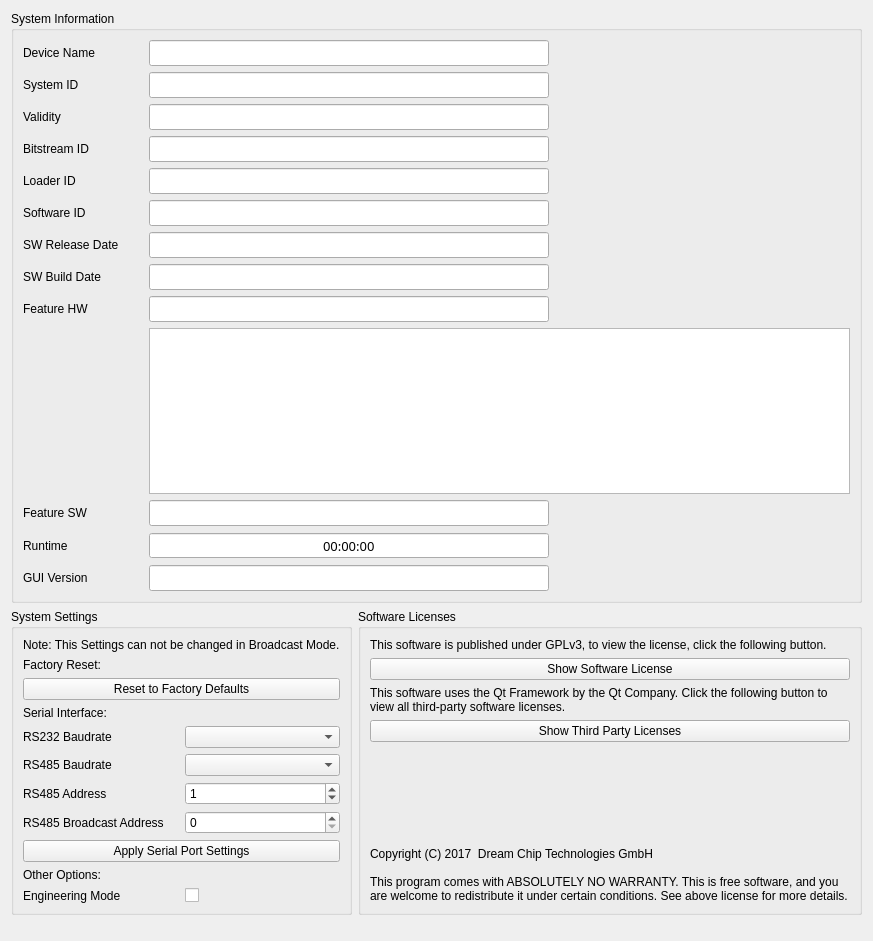
First picture: the form in dct_widgets/infobox/infobox.ui, repository KAYA-Instruments/SDI-Control-Point, before the edit.
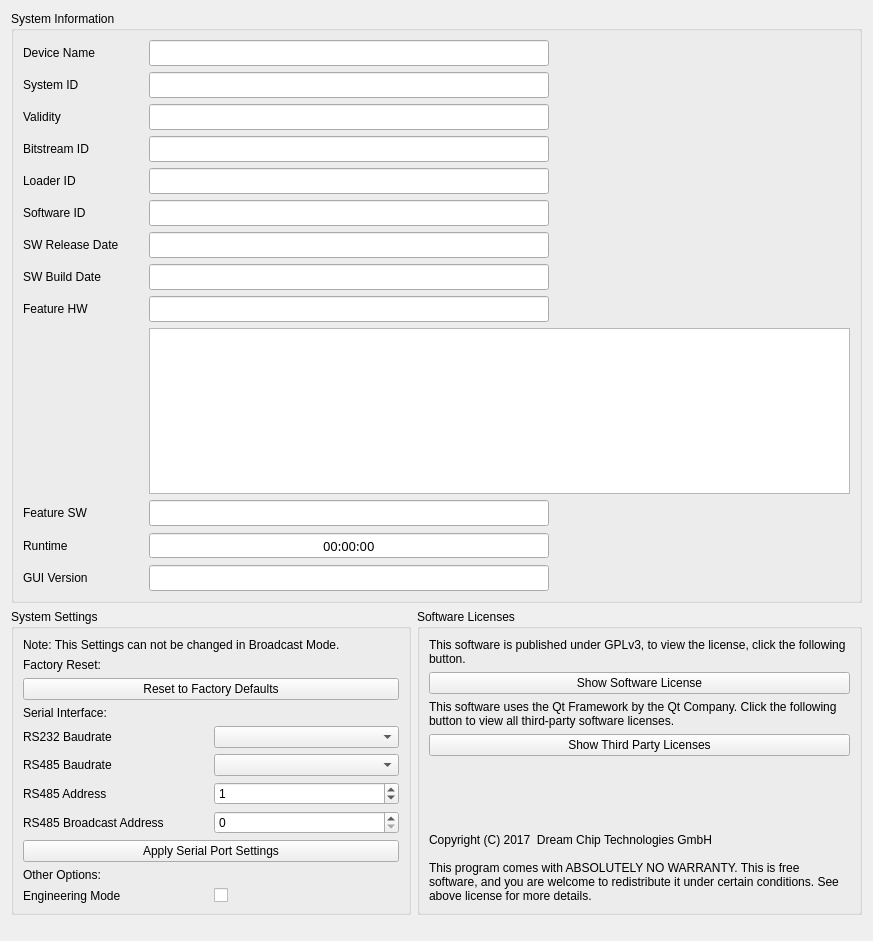
Second picture: the form after the edit.

Diff of the .ui file:
```diff
--- a/dct_widgets/infobox/infobox.ui
+++ b/dct_widgets/infobox/infobox.ui
@@ -672,6 +672,12 @@
     <layout class="QHBoxLayout" name="horizontalLayout">
      <item>
       <widget class="QGroupBox" name="gpxSettings">
+       <property name="minimumSize">
+        <size>
+         <width>400</width>
+         <height>0</height>
+        </size>
+       </property>
        <property name="title">
         <string>System Settings</string>
        </property>
@@ -681,6 +687,9 @@
           <property name="text">
            <string>Note: This Settings can not be changed in Broadcast Mode.</string>
           </property>
+          <property name="wordWrap">
+           <bool>true</bool>
+          </property>
          </widget>
         </item>
         <item>
```
